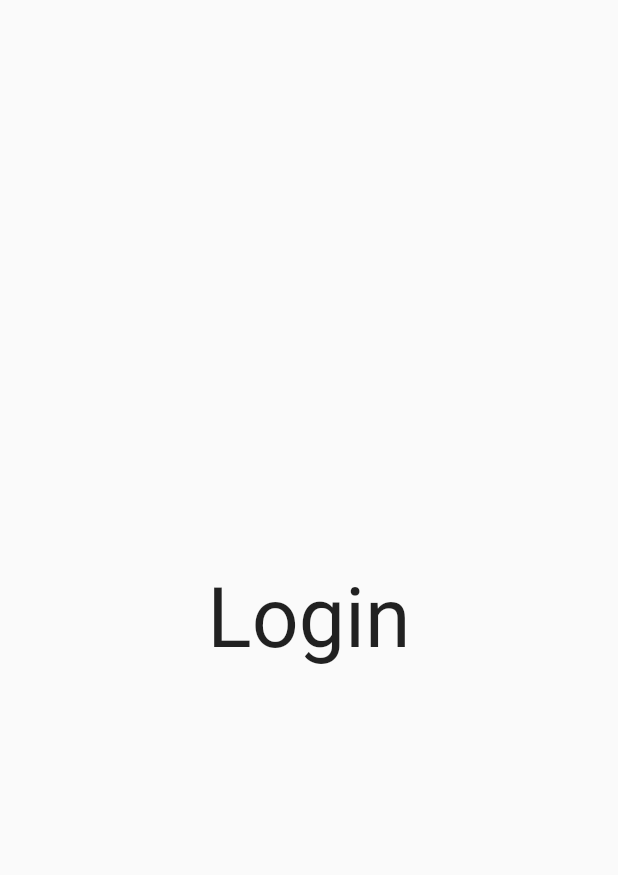
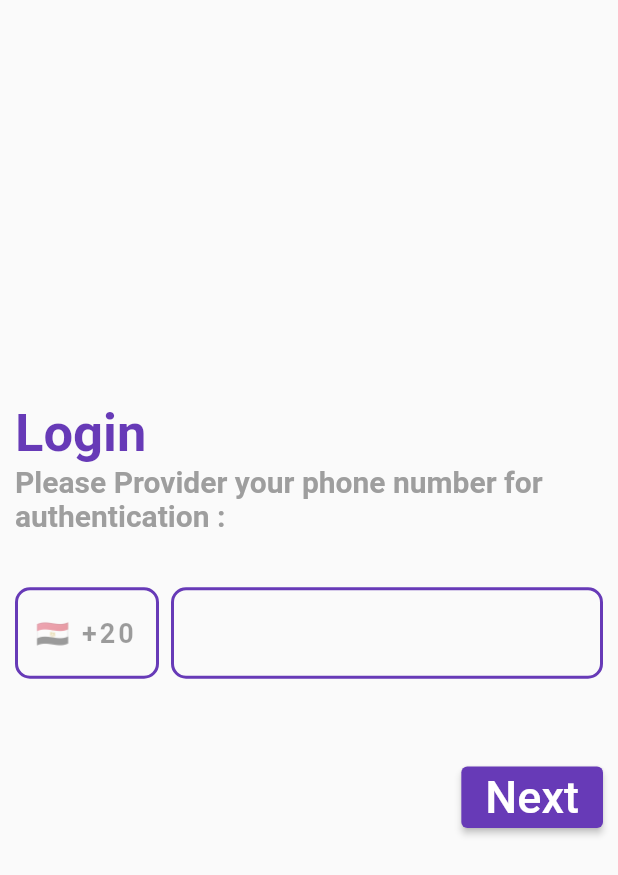
Before and after one commit to 3umarG/maps_with_firebase, a Flutter app: the screen it shows after launch, on a phone screen of 412 x 824 dp. Shown: the top 875 px of the screen. Run offline on Flutter 3.47's test engine with Material 2 defaults, Android fonts, the phone set to English and light mode, and no system bars; our stand-ins replace firebase_core; accounts and stored records are empty.

Commit message:
Login Screen Design

```diff
--- a/lib/core/routes/app_router.dart
+++ b/lib/core/routes/app_router.dart
@@ -6,7 +6,7 @@ class AppRouter {
   Route? generateRoutes(RouteSettings routeSettings){
     switch(routeSettings.name) {
       case AppTexts.loginScreenRoute:
-        return MaterialPageRoute(builder: (_) => const LoginScreen());
+        return MaterialPageRoute(builder: (_) =>  LoginScreen());
       default:
         return null;
     }
--- a/lib/presentation/screens/login/login_screen.dart
+++ b/lib/presentation/screens/login/login_screen.dart
@@ -1,18 +1,76 @@
 import 'package:flutter/material.dart';
+import 'package:maps_tutorial/presentation/widgets/login/phone_custom_row.dart';
 
 class LoginScreen extends StatelessWidget {
-  const LoginScreen({Key? key}) : super(key: key);
+  LoginScreen({Key? key}) : super(key: key);
+  final formKey = GlobalKey<FormState>();
 
   @override
   Widget build(BuildContext context) {
-    return const SafeArea(
+    return SafeArea(
         child: Scaffold(
-      body: Center(
-        child: Text(
-          "Login",
-          style: TextStyle(fontSize: 55),
+      body: Container(
+        padding: const EdgeInsets.all(10),
+        child: Form(
+          key: formKey,
+          child: Column(
+            crossAxisAlignment: CrossAxisAlignment.start,
+            mainAxisAlignment: MainAxisAlignment.center,
+            children: [
+              _buildHeaderForLoginScreen(),
+              const SizedBox(
+                height: 36,
+              ),
+              PhoneCustomRow(
+                formKey: formKey,
+              ),
+              const SizedBox(
+                height: 55,
+              ),
+              Align(
+                alignment: Alignment.bottomRight,
+                child: ElevatedButton(
+                  style: ElevatedButton.styleFrom(
+                      padding: const EdgeInsets.symmetric(
+                          horizontal: 16, vertical: 3),
+                      backgroundColor: Colors.deepPurple),
+                  onPressed: () {
+                    if (formKey.currentState!.validate()) {}
+                  },
+                  child: const Text(
+                    "Next",
+                    style: TextStyle(
+                      fontSize: 30,
+                    ),
+                  ),
+                ),
+              ),
+            ],
+          ),
         ),
       ),
     ));
   }
+
+  _buildHeaderForLoginScreen() {
+    return Column(
+      crossAxisAlignment: CrossAxisAlignment.start,
+      mainAxisSize: MainAxisSize.min,
+      children: const [
+        Text(
+          "Login",
+          style: TextStyle(
+            fontSize: 35,
+            color: Colors.deepPurple,
+            fontWeight: FontWeight.bold,
+          ),
+        ),
+        Text(
+          "Please Provider your phone number for authentication :",
+          style: TextStyle(
+              fontWeight: FontWeight.w600, fontSize: 20, color: Colors.grey),
+        )
+      ],
+    );
+  }
 }
--- /dev/null
+++ b/lib/presentation/widgets/login/phone_custom_row.dart
@@ -0,0 +1,109 @@
+import 'package:flutter/material.dart';
+
+class PhoneCustomRow extends StatelessWidget {
+  const PhoneCustomRow({Key? key, required this.formKey}) : super(key: key);
+
+  final GlobalKey<FormState> formKey;
+
+  @override
+  Widget build(BuildContext context) {
+    return Row(
+      children: [
+        /*
+        Expanded(
+          flex: 1,
+          child: Container(
+            height: 55,
+            padding: const EdgeInsets.symmetric(horizontal: 8, vertical: 10),
+            decoration: BoxDecoration(
+              border: Border.all(color: Colors.black),
+              borderRadius: BorderRadius.circular(10),
+            ),
+            child: Center(
+              child: Text(
+                ,
+                textAlign: TextAlign.center,
+                style: const TextStyle(
+                  fontSize: 18,
+                  letterSpacing: 2,
+                ),
+              ),
+            ),
+          ),
+        ),
+
+         */
+        Expanded(
+          flex: 1,
+          child: TextFormField(
+            enabled: false,
+            textAlign: TextAlign.center,
+            cursorColor: Colors.deepPurple,
+            style: const TextStyle(
+              fontWeight: FontWeight.w600,
+              letterSpacing: 2,
+              fontSize: 18,
+            ),
+            initialValue: '${_generateCountryFlag("eg")} +20',
+            autovalidateMode: AutovalidateMode.always,
+            decoration:  InputDecoration(
+              border: _border(),
+              enabledBorder: _border(),
+              disabledBorder: _border(),
+              focusedBorder: _border(),
+
+            ),
+          ),
+        ),
+        const SizedBox(
+          width: 8,
+        ),
+        Expanded(
+          flex: 3,
+          child: TextFormField(
+            cursorColor: Colors.deepPurple,
+            style: const TextStyle(
+              letterSpacing: 2,
+              fontSize: 18,
+            ),
+            autovalidateMode: AutovalidateMode.onUserInteraction,
+            decoration:  InputDecoration(
+              border: _border(),
+              enabledBorder: _border(),
+              disabledBorder: _border(),
+              focusedBorder: _border(),
+
+            ),
+            validator: (value) {
+              if (value == null || value.isEmpty) {
+                return "You Should enter your phone number !!";
+              } else if (value.length < 11) {
+                return "Too short for phone number !!";
+              } else {
+                return null;
+              }
+            },
+            keyboardType: TextInputType.phone,
+          ),
+        ),
+      ],
+    );
+  }
+
+  String _generateCountryFlag(String code) {
+    String flag = code.toUpperCase().replaceAllMapped(RegExp(r'[A-Z]'),
+        (match) => String.fromCharCode(match.group(0)!.codeUnitAt(0) + 127397));
+
+    return flag;
+  }
+
+  _border() {
+    return OutlineInputBorder(
+      borderSide: const BorderSide(
+        color: Colors.deepPurple,
+        width: 2,
+      ),
+      borderRadius: BorderRadius.circular(10),
+    );
+  }
+}
```
